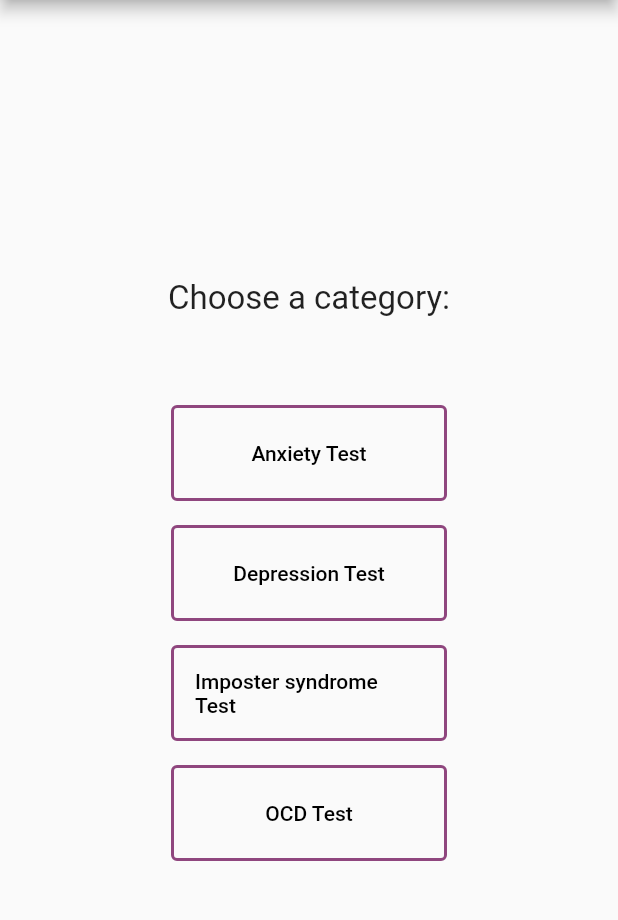
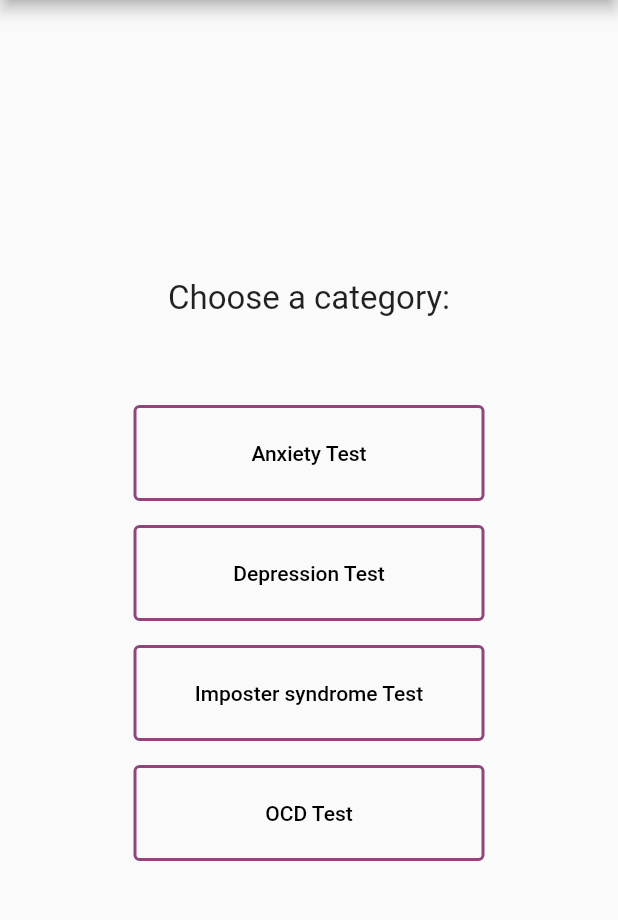
Before and after one commit to magdalenapetrushevska/mental_health_flutter_app, a Flutter app: the TestCategoryScreen screen opened directly, on a phone screen of 412 x 824 dp, the part 84-1004 px from its top. Run offline on Flutter 3.47's test engine with Material 2 defaults, Android fonts, the phone set to English and light mode, and no system bars; our stand-ins replace flutter_local_notifications, flutter_tts, geocoding, geolocator, timezone; missing offline and left inert: flutter_email_sender, flutter_sms, workmanager; network calls fail.

Commit message:
desgin changes

```diff
--- a/lib/screens/favorites_screen.dart
+++ b/lib/screens/favorites_screen.dart
@@ -67,7 +67,7 @@ class _FavoritesScreenState extends State<FavoritesScreen> {
             return Scaffold(
         backgroundColor:background,
         appBar: AppBar(
-          title: Text('Favorites'),
+          title: const Text('Favorites'),
           backgroundColor: background,
           shadowColor: Colors.transparent,
         ),
--- a/lib/screens/test_category_screen.dart
+++ b/lib/screens/test_category_screen.dart
@@ -13,13 +13,13 @@ class TestCategoryScreen extends StatelessWidget {
         child: Column(
           mainAxisAlignment: MainAxisAlignment.center,
           children: [
-            Text(
+            const Text(
               "Choose a category:",
               style: TextStyle(fontSize: 22),
             ),
-            SizedBox(height: 50),
+            const SizedBox(height: 50),
             SizedBox(
-              width: 200,
+              width: 250,
               height: 80,
               child: Padding(
                 padding: const EdgeInsets.all(8.0),
@@ -44,7 +44,7 @@ class TestCategoryScreen extends StatelessWidget {
               ),
             ),
             SizedBox(
-              width: 200,
+              width: 250,
               height: 80,
               child: Padding(
                 padding: const EdgeInsets.all(8.0),
@@ -66,7 +66,7 @@ class TestCategoryScreen extends StatelessWidget {
               ),
             ),
             SizedBox(
-              width: 200,
+              width: 250,
               height: 80,
               child: Padding(
                 padding: const EdgeInsets.all(8.0),
@@ -88,7 +88,7 @@ class TestCategoryScreen extends StatelessWidget {
               ),
             ),
             SizedBox(
-              width: 200,
+              width: 250,
               height: 80,
               child: Padding(
                 padding: const EdgeInsets.all(8.0),
```
Also changed, not shown: lib/screens/read_article_screen.dart (+9 -4 lines), lib/widgets/quote_widget.dart (+5 -4 lines).
